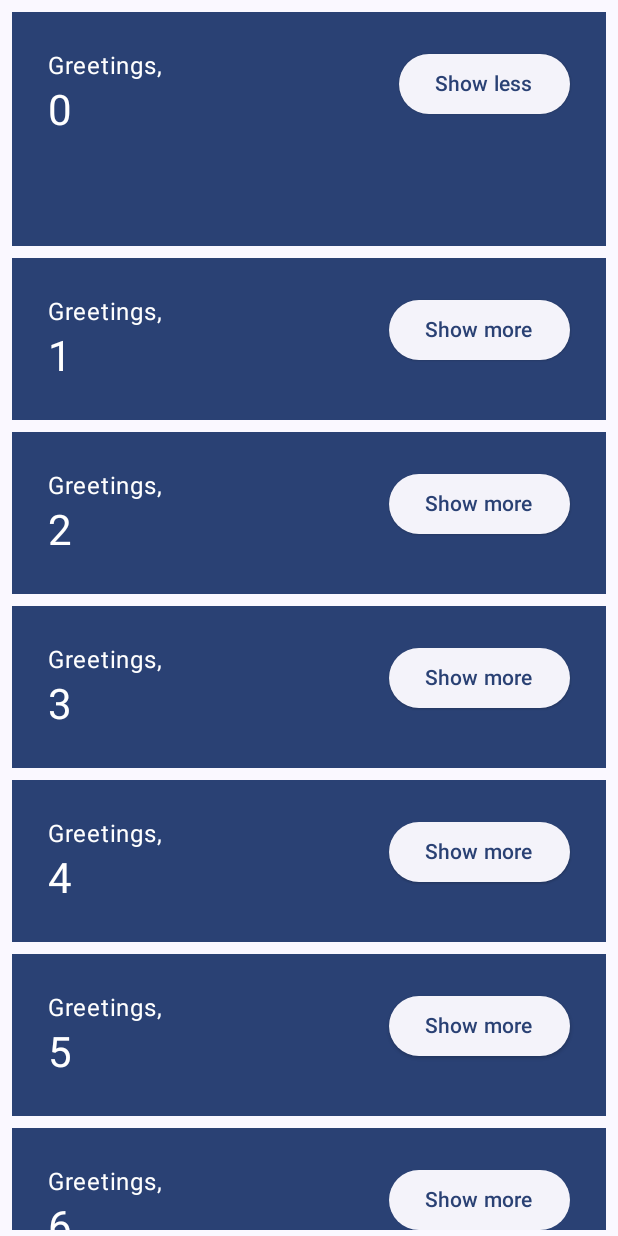
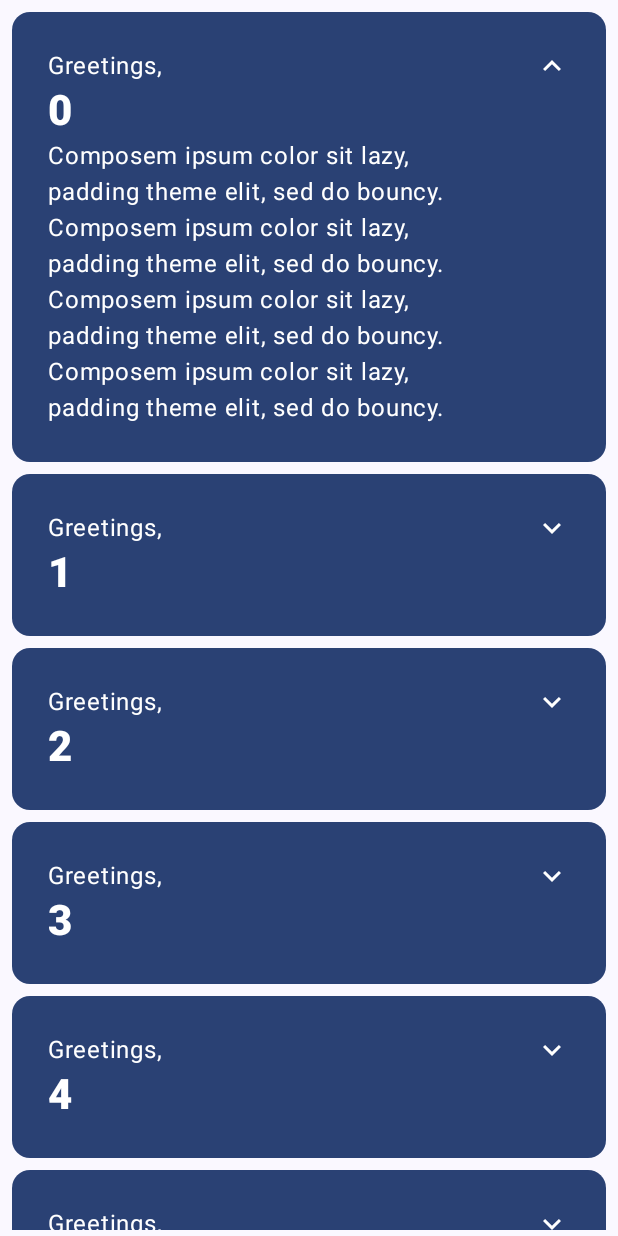
Before and after one commit to fossmanjack/codelab-basics, an Android app built with Jetpack Compose: the composable Greetings shown on its own in the app's theme, after a tap on "Show more", on a phone screen of 412 x 824 dp. Run offline under Robolectric (Android 15) with nearby library versions, the phone set to English and light mode, and no system bars.

```diff
--- a/app/build.gradle.kts
+++ b/app/build.gradle.kts
@@ -59,6 +59,7 @@ dependencies {
     implementation(libs.androidx.ui.graphics)
     implementation(libs.androidx.ui.tooling.preview)
     implementation(libs.androidx.material3)
+    implementation("androidx.compose.material:material-icons-extended")
     testImplementation(libs.junit)
     androidTestImplementation(libs.androidx.junit)
     androidTestImplementation(libs.androidx.espresso.core)
--- a/app/src/main/java/com/p3soft/basicscodelab/MainActivity.kt
+++ b/app/src/main/java/com/p3soft/basicscodelab/MainActivity.kt
@@ -5,6 +5,7 @@ import android.os.Bundle
 import androidx.activity.ComponentActivity
 import androidx.activity.compose.setContent
 import androidx.activity.enableEdgeToEdge
+import androidx.compose.animation.animateContentSize
 import androidx.compose.animation.core.Spring
 import androidx.compose.animation.core.animateDpAsState
 import androidx.compose.animation.core.spring
@@ -30,7 +31,18 @@ import androidx.compose.ui.unit.dp
 import com.p3soft.basicscodelab.ui.theme.BasicsCodelabTheme
 import androidx.compose.foundation.lazy.LazyColumn
 import androidx.compose.foundation.lazy.items
+import androidx.compose.material.icons.Icons
+import androidx.compose.material3.Icon
+import androidx.compose.material3.IconButton
 import androidx.compose.runtime.saveable.rememberSaveable
+import androidx.compose.ui.res.stringResource
+import androidx.compose.ui.text.font.FontWeight
+import androidx.compose.material.icons.Icons.Filled
+import androidx.compose.material.icons.filled.ExpandLess
+import androidx.compose.material.icons.filled.ExpandMore
+import androidx.compose.material3.Card
+import androidx.compose.material3.CardDefaults
+
 
 class MainActivity : ComponentActivity() {
     override fun onCreate(savedInstanceState: Bundle?) {
@@ -47,7 +59,7 @@ class MainActivity : ComponentActivity() {
 @Composable
 private fun Greetings(
     modifier: Modifier = Modifier,
-    names: List<String> = List(1000) { "${it}" }
+    names: List<String> = List(100) { "${it}" }
 ) {
     LazyColumn(modifier = modifier.padding(vertical = 4.dp)) {
         items(items = names) { name ->
@@ -77,6 +89,7 @@ fun MyApp(
 
 @Composable
 private fun Greeting(name: String, modifier: Modifier = Modifier) {
+    /*
     var expanded by rememberSaveable { mutableStateOf(false) }
     val extraPadding by animateDpAsState(
         if(expanded) 48.dp else 0.dp,
@@ -86,7 +99,6 @@ private fun Greeting(name: String, modifier: Modifier = Modifier) {
         ),
         label = "",
     )
-
 
     Surface(
         color = MaterialTheme.colorScheme.primary,
@@ -104,6 +116,63 @@ private fun Greeting(name: String, modifier: Modifier = Modifier) {
             ) {
                 Text(if (expanded) "Show less" else "Show more")
             }
+        }
+    }
+ */
+    Card(
+        colors = CardDefaults.cardColors(
+            containerColor = MaterialTheme.colorScheme.primary,
+        ),
+        modifier = modifier.padding(vertical = 4.dp, horizontal = 8.dp),
+    ) {
+        CardContent(name)
+    }
+
+
+}
+
+@Composable
+private fun CardContent(name: String) {
+    var expanded by rememberSaveable { mutableStateOf(false) }
+
+    Row(
+        modifier = Modifier
+            .padding(12.dp)
+            .animateContentSize(
+                animationSpec = spring(
+                    dampingRatio = Spring.DampingRatioMediumBouncy,
+                    stiffness = Spring.StiffnessLow,
+                )
+            )
+    ) {
+        Column(
+            modifier = Modifier
+                .weight(1f)
+                .padding(12.dp)
+        ) {
+            Text(text = stringResource(R.string.greeting))
+            Text(
+                text = name,
+                style = MaterialTheme.typography.headlineMedium.copy(
+                    fontWeight = FontWeight.ExtraBold,
+                )
+            )
+            if(expanded) {
+                Text(
+                    text = stringResource(R.string.composem).repeat(4)
+                )
+            }
+        }
+        IconButton(onClick = { expanded = !expanded }) {
+            Icon(
+                imageVector = if(expanded) Filled.ExpandLess else Filled.ExpandMore,
+                contentDescription = if(expanded) {
+                    stringResource(R.string.show_less)
+                } else {
+                    stringResource(R.string.show_more)
+                },
+                modifier = Modifier,
+            )
         }
     }
 }
--- a/app/src/main/res/values/strings.xml
+++ b/app/src/main/res/values/strings.xml
@@ -1,3 +1,9 @@
 <resources>
     <string name="app_name">Basics Codelab</string>
+    <string name="greeting">Greetings, </string>
+    <string name="show_more">Show more</string>
+    <string name="show_less">Show less</string>
+    <string name="welcome">Welcome to Basics Codelab!</string>
+    <string name="lets_go">Continue</string>
+    <string name="composem">Composem ipsum color sit lazy, padding theme elit, sed do bouncy. "</string>
 </resources>
--- a/gradle/libs.versions.toml
+++ b/gradle/libs.versions.toml
@@ -12,6 +12,7 @@ material3Android = "1.2.1"
 
 [libraries]
 androidx-core-ktx = { group = "androidx.core", name = "core-ktx", version.ref = "coreKtx" }
+androidx-material-icons-extended = { module = "androidx.compose.material:material-icons-extended" }
 junit = { group = "junit", name = "junit", version.ref = "junit" }
 androidx-junit = { group = "androidx.test.ext", name = "junit", version.ref = "junitVersion" }
 androidx-espresso-core = { group = "androidx.test.espresso", name = "espresso-core", version.ref = "espressoCore" }
```
Also changed, not shown: build.gradle.kts (line endings or trailing spaces).
